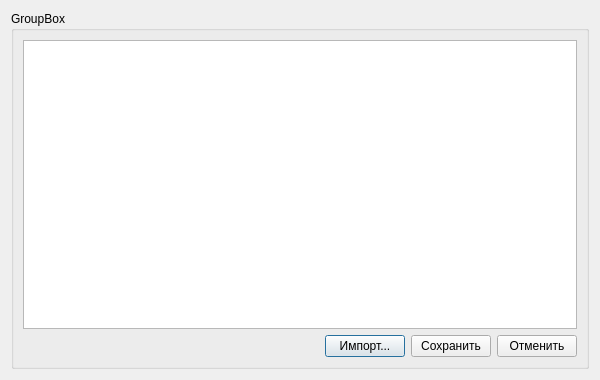
First picture: the form in assistant_serv/marksdialog.ui, repository xjohncz/chsuass, before the edit.
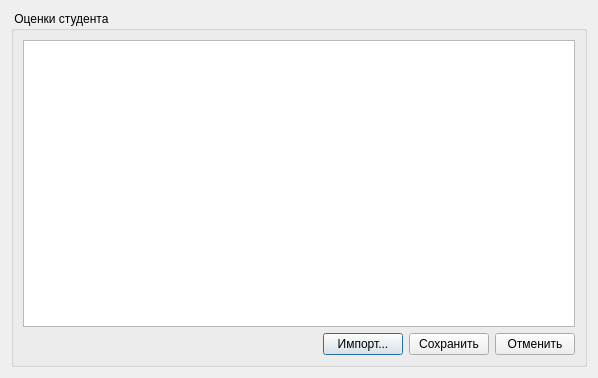
Second picture: the form after the edit.

The edit to the form file:
```diff
--- a/assistant_serv/marksdialog.ui
+++ b/assistant_serv/marksdialog.ui
@@ -9,8 +9,8 @@
    <rect>
     <x>0</x>
     <y>0</y>
-    <width>600</width>
-    <height>380</height>
+    <width>598</width>
+    <height>378</height>
    </rect>
   </property>
   <property name="windowTitle">
@@ -23,7 +23,7 @@
    <item>
     <widget class="QGroupBox" name="groupBox">
      <property name="title">
-      <string>GroupBox</string>
+      <string> Оценки студента </string>
      </property>
      <layout class="QVBoxLayout" name="verticalLayout">
       <item>
```
